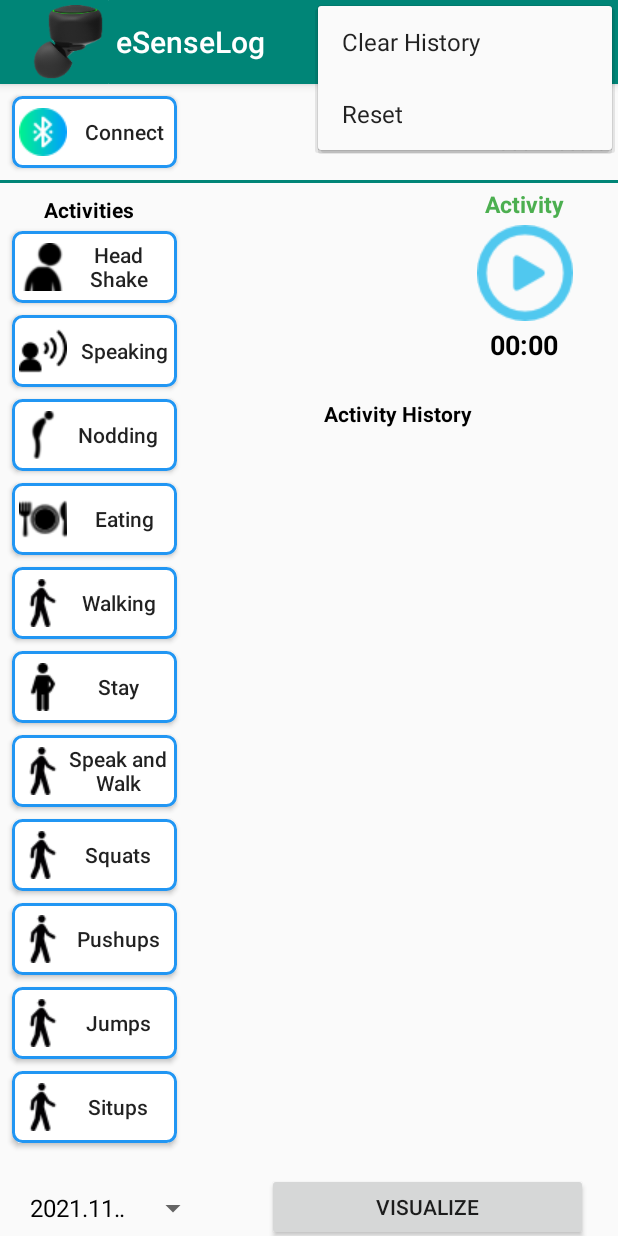
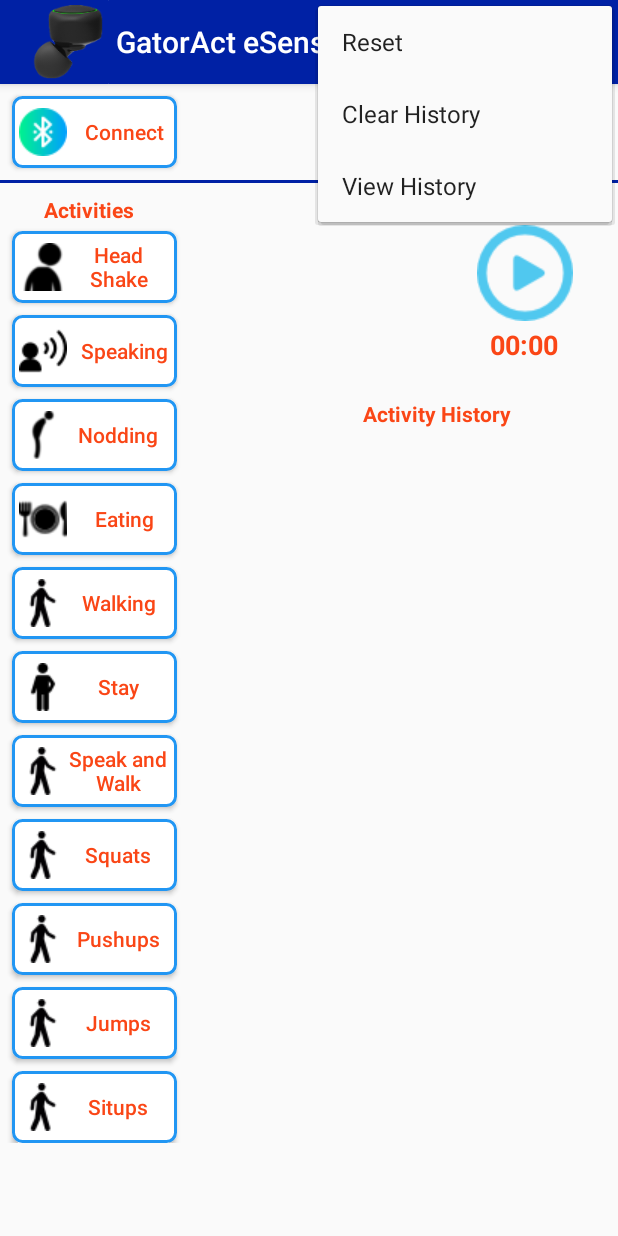
Before and after one commit to UF-CIS6930-DigitalHealth-2021FallGroup1/GatorAct, an Android app: the screen it shows after launch (MainActivity), with the options menu open, on a phone screen of 412 x 824 dp. Run offline under Robolectric (Android 15) with nearby library versions, the phone set to English and light mode, and no system bars; our stand-ins replace Firebase (no records; nobody signed in at launch, a user with empty details on screens opened directly); libraries missing offline, so code that uses them is left out: com.github.mikephil.charting, org.apache.poi; 1 statement that could not run was skipped.

Commit message:
fix the UI and move the graph to top right advanced button

```diff
--- a/Esense/app/src/main/res/layout/activity_main.xml
+++ b/Esense/app/src/main/res/layout/activity_main.xml
@@ -19,6 +19,7 @@
             android:background="@drawable/custom_button"
             android:drawableLeft="@drawable/walk"
             android:text="Pushups"
+            android:textColor="@color/colorSecondary"
             android:textAllCaps="false"
             android:textSize="14sp"
             app:layout_constraintStart_toStartOf="parent"
@@ -33,6 +34,7 @@
             android:background="@drawable/custom_button"
             android:drawableLeft="@drawable/walk"
             android:text="Jumps"
+            android:textColor="@color/colorSecondary"
             android:textAllCaps="false"
             android:textSize="14sp"
             app:layout_constraintStart_toStartOf="parent"
@@ -47,6 +49,7 @@
             android:background="@drawable/custom_button"
             android:drawableLeft="@drawable/walk"
             android:text="Situps"
+            android:textColor="@color/colorSecondary"
             android:textAllCaps="false"
             android:textSize="14sp"
             app:layout_constraintStart_toStartOf="parent"
@@ -62,6 +65,7 @@
             android:drawableLeft="@drawable/bluetooth"
             android:drawablePadding="8dp"
             android:text="Connect"
+            android:textColor="@color/colorSecondary"
             android:textAllCaps="false"
             android:textSize="14sp"
             app:layout_constraintStart_toStartOf="parent"
@@ -74,7 +78,7 @@
             android:layout_marginTop="8dp"
             android:layout_marginEnd="8dp"
             android:text="eSense-device"
-            android:textColor="#000000"
+            android:textColor="@color/colorSecondary"
             android:textSize="14sp"
             android:textStyle="bold"
             app:layout_constraintEnd_toEndOf="parent"
@@ -86,6 +90,7 @@
             android:layout_height="wrap_content"
             android:layout_marginBottom="8dp"
             android:text="Disconnected"
+            android:textColor="@color/colorPrimary"
             app:layout_constraintBottom_toBottomOf="@+id/connectButton"
             app:layout_constraintEnd_toEndOf="@+id/deviceNameTV"
             app:layout_constraintStart_toStartOf="@+id/deviceNameTV" />
@@ -122,7 +127,7 @@
             android:layout_marginTop="8dp"
             android:layout_marginEnd="8dp"
             android:text="Activities"
-            android:textColor="#000000"
+            android:textColor="@color/colorSecondary"
             android:textSize="14sp"
             android:textStyle="bold"
             app:layout_constraintEnd_toEndOf="@+id/headShakeButton"
@@ -139,6 +144,7 @@
             android:drawableLeft="@drawable/speaking"
             android:drawablePadding="8dp"
             android:text="Speaking"
+            android:textColor="@color/colorSecondary"
             android:textAllCaps="false"
             android:textSize="14sp"
             app:layout_constraintStart_toStartOf="parent"
@@ -154,6 +160,7 @@
             android:drawableLeft="@drawable/eat"
             android:drawablePadding="8dp"
             android:text="Eating"
+            android:textColor="@color/colorSecondary"
             android:textAllCaps="false"
             android:textSize="14sp"
             app:layout_constraintStart_toStartOf="parent"
@@ -168,6 +175,7 @@
             android:background="@drawable/custom_button"
             android:drawableLeft="@drawable/nodding"
             android:text="Nodding"
+            android:textColor="@color/colorSecondary"
             android:textAllCaps="false"
             android:textSize="14sp"
             app:layout_constraintStart_toStartOf="parent"
@@ -182,6 +190,7 @@
             android:background="@drawable/custom_button"
             android:drawableLeft="@drawable/headshake"
             android:text="Head Shake"
+            android:textColor="@color/colorSecondary"
             android:textAllCaps="false"
             android:textSize="14sp"
             app:layout_constraintStart_toStartOf="parent"
@@ -196,6 +205,7 @@
             android:background="@drawable/custom_button"
             android:drawableLeft="@drawable/stay"
             android:text="Stay"
+            android:textColor="@color/colorSecondary"
             android:textAllCaps="false"
             android:textSize="14sp"
             app:layout_constraintStart_toStartOf="parent"
@@ -210,6 +220,7 @@
             android:background="@drawable/custom_button"
             android:drawableLeft="@drawable/walk"
             android:text="Speak and Walk"
+            android:textColor="@color/colorSecondary"
             android:textAllCaps="false"
             android:textSize="14sp"
             app:layout_constraintStart_toStartOf="parent"
@@ -224,6 +235,7 @@
             android:background="@drawable/custom_button"
             android:drawableLeft="@drawable/walk"
             android:text="Squats"
+            android:textColor="@color/colorSecondary"
             android:textAllCaps="false"
             android:textSize="14sp"
             app:layout_constraintStart_toStartOf="parent"
@@ -238,6 +250,7 @@
             android:background="@drawable/custom_button"
             android:drawableLeft="@drawable/walk"
             android:text="Walking"
+            android:textColor="@color/colorSecondary"
             android:textAllCaps="false"
             android:textSize="14sp"
             app:layout_constraintStart_toStartOf="parent"
@@ -250,7 +263,7 @@
             android:layout_marginTop="8dp"
             android:layout_marginBottom="8dp"
             android:text="Activity"
-            android:textColor="#4CAF50"
+            android:textColor="@color/colorSecondary"
             android:textSize="15sp"
             android:textStyle="bold"
             app:layout_constraintBottom_toBottomOf="@+id/activitiesTV"
@@ -264,7 +277,7 @@
             android:layout_height="wrap_content"
             android:layout_marginEnd="40dp"
             android:layout_marginBottom="16dp"
-            android:textColor="#000000"
+            android:textColor="@color/colorSecondary"
             android:textSize="18sp"
             android:textStyle="bold"
             app:layout_constraintBottom_toBottomOf="@+id/speakingButton"
@@ -278,17 +291,18 @@
             android:layout_marginTop="8dp"
             android:layout_marginEnd="8dp"
             android:text="Activity History"
-            android:textColor="#000000"
+            android:textColor="@color/colorSecondary"
             android:textSize="14sp"
             android:textStyle="bold"
             app:layout_constraintEnd_toEndOf="parent"
+            app:layout_constraintHorizontal_bias="0.646"
             app:layout_constraintStart_toEndOf="@+id/noddingButton"
             app:layout_constraintTop_toBottomOf="@+id/speakingButton" />
 
         <ListView
             android:id="@+id/activityListView"
-            android:layout_width="250dp"
-            android:layout_height="0dp"
+            android:layout_width="224dp"
+            android:layout_height="232dp"
             android:layout_marginStart="44dp"
             android:layout_marginTop="8dp"
             android:layout_marginBottom="8dp"
@@ -330,28 +344,28 @@
             app:layout_constraintStart_toEndOf="@+id/connectButton"
             app:layout_constraintTop_toTopOf="parent" />
 
-        <Spinner
-            android:id="@+id/dropdown"
-            android:layout_width="127dp"
-            android:layout_height="44dp"
-            android:layout_marginEnd="5dp"
+<!--        <Spinner-->
+<!--            android:id="@+id/dropdown"-->
+<!--            android:layout_width="127dp"-->
+<!--            android:layout_height="44dp"-->
+<!--            android:layout_marginEnd="5dp"-->
 
-            app:layout_constraintBottom_toBottomOf="@+id/visualizeButton"
-            app:layout_constraintEnd_toStartOf="@+id/visualizeButton"
-            app:layout_constraintHorizontal_bias="0.108"
-            app:layout_constraintStart_toStartOf="@+id/speak_walk_button"
-            app:layout_constraintTop_toBottomOf="@+id/speak_walk_button"
-            app:layout_constraintVertical_bias="1.0" />
+<!--            app:layout_constraintBottom_toBottomOf="@+id/visualizeButton"-->
+<!--            app:layout_constraintEnd_toStartOf="@+id/visualizeButton"-->
+<!--            app:layout_constraintHorizontal_bias="0.108"-->
+<!--            app:layout_constraintStart_toStartOf="@+id/speak_walk_button"-->
+<!--            app:layout_constraintTop_toBottomOf="@+id/speak_walk_button"-->
+<!--            app:layout_constraintVertical_bias="1.0" />-->
 
-        <Button
-            android:id="@+id/visualizeButton"
-            android:layout_width="214dp"
-            android:layout_height="45dp"
-            android:layout_marginTop="244dp"
-            android:layout_marginEnd="20dp"
-            android:text="Visualize"
-            app:layout_constraintEnd_toEndOf="parent"
-            app:layout_constraintTop_toBottomOf="@+id/speak_walk_button" />
+<!--        <Button-->
+<!--            android:id="@+id/visualizeButton"-->
+<!--            android:layout_width="214dp"-->
+<!--            android:layout_height="45dp"-->
+<!--            android:layout_marginTop="244dp"-->
+<!--            android:layout_marginEnd="20dp"-->
+<!--            android:text="Visualize"-->
+<!--            app:layout_constraintEnd_toEndOf="parent"-->
+<!--            app:layout_constraintTop_toBottomOf="@+id/speak_walk_button" />-->
 
 
     </androidx.constraintlayout.widget.ConstraintLayout>
--- a/Esense/app/src/main/res/menu/option_menu.xml
+++ b/Esense/app/src/main/res/menu/option_menu.xml
@@ -4,12 +4,16 @@
     tools:context="com.sozolab.sumon.MainActivity"
     xmlns:esense="http://schemas.android.com/apk/res-auto" >
 
+    <item
+        android:id="@+id/reset_menu"
+        android:icon="@drawable/reset"
+        android:title="Reset" />
     <item android:id="@+id/clear_menu"
         android:icon="@drawable/clear"
         android:title="Clear History"/>
 
-    <item android:id="@+id/reset_menu"
+    <item android:id="@+id/view_history"
         android:icon="@drawable/reset"
-        android:title="Reset" />
+        android:title="View History" />
 
 </menu>
--- a/Esense/app/src/main/res/values/colors.xml
+++ b/Esense/app/src/main/res/values/colors.xml
@@ -1,7 +1,8 @@
 <?xml version="1.0" encoding="utf-8"?>
 <resources>
-    <color name="colorPrimary">#008577</color>
+    <color name="colorPrimary">#0021A5</color>
     <color name="colorPrimaryDark">#00574B</color>
+    <color name="colorSecondary">#FA4616</color>
     <color name="colorAccent">#D81B60</color>
     <color name="transparent">#80FFFFFF</color>
 
--- a/Esense/app/src/main/res/values/strings.xml
+++ b/Esense/app/src/main/res/values/strings.xml
@@ -1,5 +1,5 @@
 <resources>
-    <string name="app_name">eSenseLog</string>
+    <string name="app_name">GatorAct eSenseLog</string>
     <string name="ble_not_supported">BLE is not supported</string>
     <string name="label_data">Data:</string>
     <string name="connected">Connected</string>
```
Also changed, not shown: Esense/app/src/main/java/com/sozolab/sumon/MainActivity.java (+93 -149 lines), Esense/app/src/main/res/layout/list_item.xml (+5 -3 lines).
